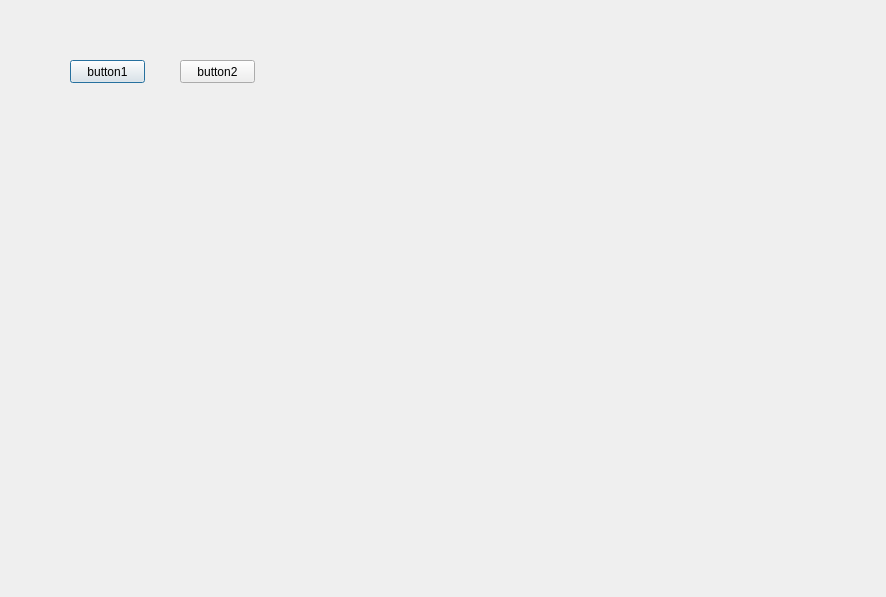
Old version of the form test.ui in the repository kmy88/kmy_py.
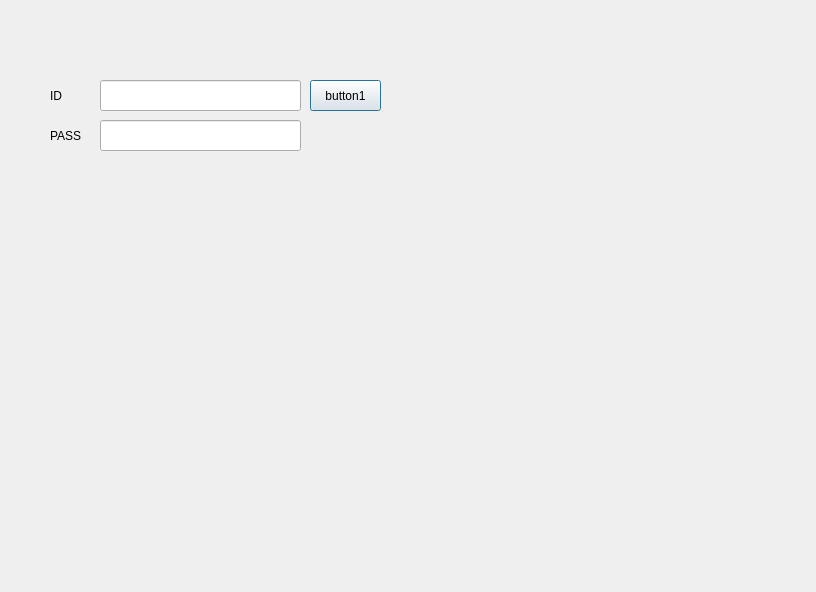
New version of the form.

Commit message:
UI명변경 test
test

Patch:
```diff
--- a/test.ui
+++ b/test.ui
@@ -6,8 +6,8 @@
    <rect>
     <x>0</x>
     <y>0</y>
-    <width>886</width>
-    <height>597</height>
+    <width>816</width>
+    <height>592</height>
    </rect>
   </property>
   <property name="windowTitle">
@@ -16,27 +16,60 @@
   <widget class="QPushButton" name="pushButton">
    <property name="geometry">
     <rect>
-     <x>70</x>
-     <y>60</y>
-     <width>75</width>
-     <height>23</height>
+     <x>310</x>
+     <y>80</y>
+     <width>71</width>
+     <height>31</height>
     </rect>
    </property>
    <property name="text">
     <string>button1</string>
    </property>
   </widget>
-  <widget class="QPushButton" name="pushButton_2">
+  <widget class="QLabel" name="label">
    <property name="geometry">
     <rect>
-     <x>180</x>
-     <y>60</y>
-     <width>75</width>
-     <height>23</height>
+     <x>50</x>
+     <y>90</y>
+     <width>56</width>
+     <height>12</height>
     </rect>
    </property>
    <property name="text">
-    <string>button2</string>
+    <string>ID</string>
+   </property>
+  </widget>
+  <widget class="QLabel" name="label_2">
+   <property name="geometry">
+    <rect>
+     <x>50</x>
+     <y>130</y>
+     <width>56</width>
+     <height>12</height>
+    </rect>
+   </property>
+   <property name="text">
+    <string>PASS</string>
+   </property>
+  </widget>
+  <widget class="QLineEdit" name="lineEdit_1">
+   <property name="geometry">
+    <rect>
+     <x>100</x>
+     <y>80</y>
+     <width>201</width>
+     <height>31</height>
+    </rect>
+   </property>
+  </widget>
+  <widget class="QLineEdit" name="lineEdit_2">
+   <property name="geometry">
+    <rect>
+     <x>100</x>
+     <y>120</y>
+     <width>201</width>
+     <height>31</height>
+    </rect>
    </property>
   </widget>
  </widget>
```
The commit also changes 1 other file.
